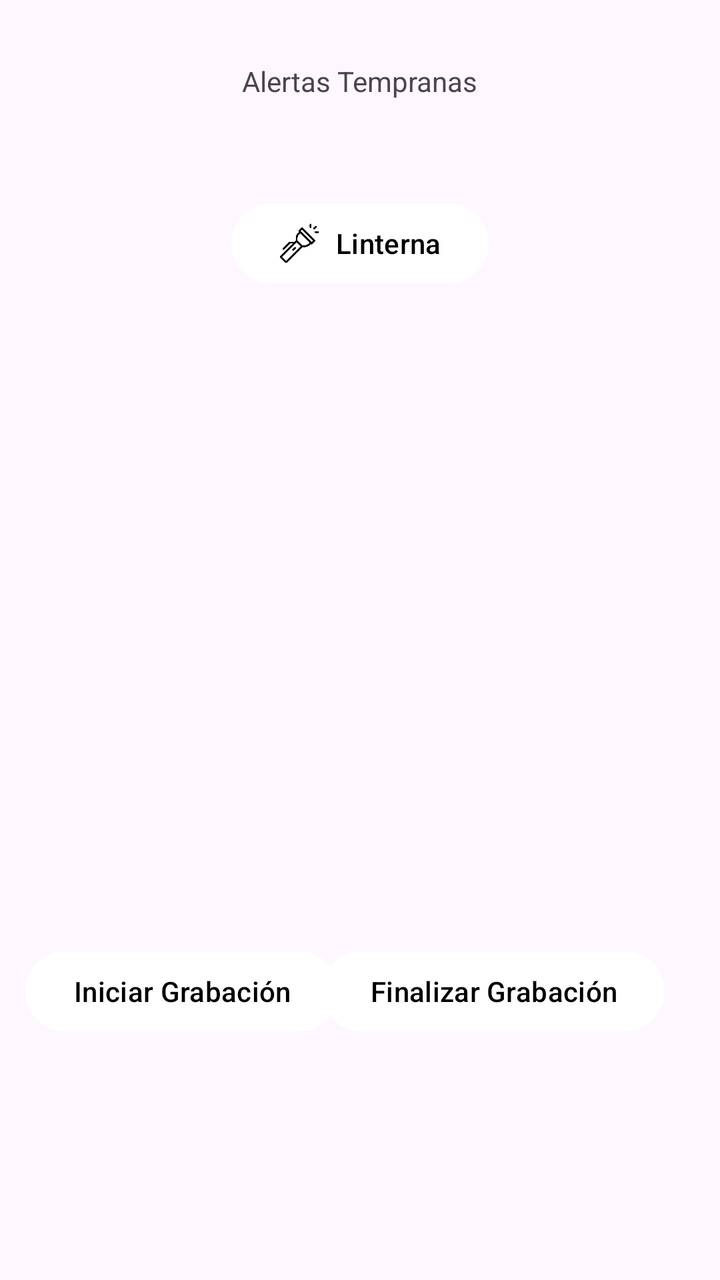
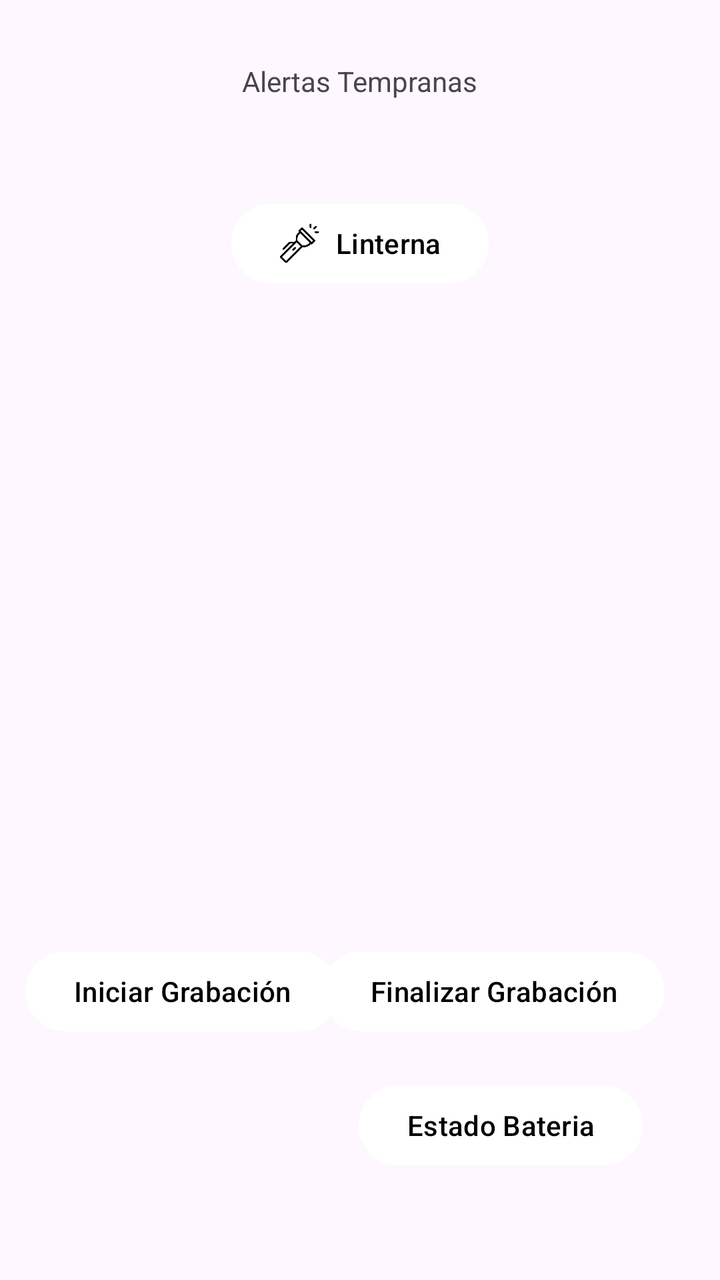

Two renders of the same Android screen: before a commit and after it. Below are the layout's source before the change and the commit's diff.
<!-- AndroidManifest.xml: application theme Theme.PrimerTpDeAppMoviles -->
<!-- res/layout/fragment_a.xml -->
<?xml version="1.0" encoding="utf-8"?>
<androidx.constraintlayout.widget.ConstraintLayout xmlns:android="http://schemas.android.com/apk/res/android"
    xmlns:app="http://schemas.android.com/apk/res-auto"
    xmlns:tools="http://schemas.android.com/tools"
    android:layout_width="match_parent"
    android:layout_height="match_parent"
    tools:context=".presentation.fragment.FragmentA">

    <TextView
        android:id="@+id/Titulo"
        android:layout_width="wrap_content"
        android:layout_height="wrap_content"
        android:text="Alertas Tempranas"
        app:layout_constraintBottom_toBottomOf="parent"
        app:layout_constraintEnd_toEndOf="parent"
        app:layout_constraintStart_toStartOf="parent"
        app:layout_constraintTop_toTopOf="parent"
        app:layout_constraintVertical_bias="0.05" />


    <com.google.android.material.button.MaterialButton
        android:id="@+id/btn_StartAudio"
        android:layout_width="wrap_content"
        android:layout_height="wrap_content"
        android:backgroundTint="#ffffff"
        android:text="Iniciar Grabación"
        android:textColor="#000000"
        app:layout_constraintBottom_toBottomOf="parent"
        app:layout_constraintHorizontal_bias="0.062"
        app:layout_constraintLeft_toLeftOf="parent"
        app:layout_constraintRight_toRightOf="parent"
        app:layout_constraintTop_toTopOf="parent"
        app:layout_constraintVertical_bias="0.797" />

    <com.google.android.material.button.MaterialButton
        android:id="@+id/btn_finishAudio"
        android:layout_width="wrap_content"
        android:layout_height="wrap_content"
        android:backgroundTint="#ffffff"
        android:text="Finalizar Grabación"
        android:textColor="#000000"
        app:layout_constraintBottom_toBottomOf="parent"
        app:layout_constraintHorizontal_bias="0.854"
        app:layout_constraintLeft_toLeftOf="parent"
        app:layout_constraintRight_toRightOf="parent"
        app:layout_constraintTop_toTopOf="parent"
        app:layout_constraintVertical_bias="0.797" />

    <com.google.android.material.button.MaterialButton
        android:id="@+id/btnLinterna"
        android:layout_width="wrap_content"
        android:layout_height="wrap_content"
        android:backgroundTint="@color/white"
        android:text="Linterna"
        android:textColor="#000000"
        app:icon="@drawable/linterna_apagada"
        app:iconSize="20dp"
        app:iconTint="#000000"
        app:layout_constraintBottom_toBottomOf="parent"
        app:layout_constraintLeft_toLeftOf="parent"
        app:layout_constraintRight_toRightOf="parent"
        app:layout_constraintTop_toTopOf="parent"
        app:layout_constraintVertical_bias="0.165" />


</androidx.constraintlayout.widget.ConstraintLayout>
<!-- resources referenced by this layout -->
<resources>
  <color name="white">#FFFFFFFF</color>
  <!-- drawable linterna_apagada: png bitmap (drawable, 8811 bytes) -->
  <style name="Theme.PrimerTpDeAppMoviles" parent="Base.Theme.PrimerTpDeAppMoviles" />
  <style name="Base.Theme.PrimerTpDeAppMoviles" parent="Theme.Material3.DayNight.NoActionBar">
          
          
      </style>
</resources>

<!-- the commit's change to res/layout/fragment_a.xml (unified diff, before → after) -->
@@ -62,5 +62,19 @@
         app:layout_constraintTop_toTopOf="parent"
         app:layout_constraintVertical_bias="0.165" />
 
+    <com.google.android.material.button.MaterialButton
+        android:id="@+id/btn_bateria"
+        android:layout_width="wrap_content"
+        android:layout_height="wrap_content"
+        android:backgroundTint="#ffffff"
+        android:text="Estado Bateria"
+        android:textColor="#000000"
+        app:layout_constraintBottom_toBottomOf="parent"
+        app:layout_constraintHorizontal_bias="0.822"
+        app:layout_constraintLeft_toLeftOf="parent"
+        app:layout_constraintRight_toRightOf="parent"
+        app:layout_constraintTop_toTopOf="parent"
+        app:layout_constraintVertical_bias="0.91" />
+
 
 </androidx.constraintlayout.widget.ConstraintLayout>
